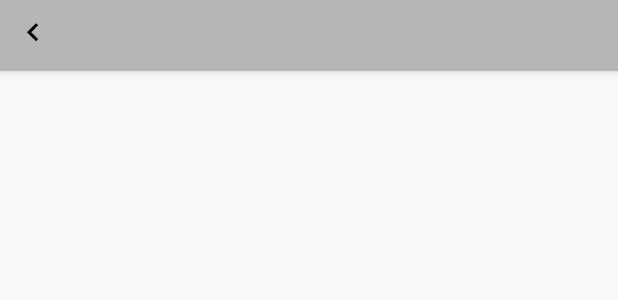
After one commit to vinayagg57/Notes, an Android app: the layout toolbar_new_activity.xml on its own in the app's theme, with its tools: preview values and no code run, on a phone screen of 412 x 824 dp. The commit adds this screen. Shown: the top 300 px of the screen. Run offline under Robolectric (Android 15) with nearby library versions, the phone set to English and light mode, and no system bars.

Commit message:
some minor changes

```diff
--- a/app/src/main/java/com/example/nitikaaggarwal/usernotes/ListActivity.java
+++ b/app/src/main/java/com/example/nitikaaggarwal/usernotes/ListActivity.java
@@ -43,7 +43,7 @@ public class ListActivity extends AppCompatActivity implements ListShowAdapter.O
                 startActivity(intent1);
             }
         });
-
+//finish();
     }
 
     @Override
@@ -57,10 +57,11 @@ public class ListActivity extends AppCompatActivity implements ListShowAdapter.O
     }
 
     private void passData(Note note) {
-        Intent intent = new Intent(this, ShowNoteActivity.class);
+        Intent intent = new Intent(this, EditNoteActivity.class);
         intent.putExtra("KEY_NOTE_TITLE", note.getTitle());
         intent.putExtra("KEY_NOTE_DESCRIPTION", note.getDescription());
         startActivityForResult(intent, REQUEST_CODE_NOTIFY_ORDER_ACTION);
+        finish();
     }
 
 
--- a/app/src/main/java/com/example/nitikaaggarwal/usernotes/ShowNoteActivity.java
+++ b/app/src/main/java/com/example/nitikaaggarwal/usernotes/ShowNoteActivity.java
@@ -37,6 +37,7 @@ Button editBtn;
                 intent.putExtra("KEY_NOTE_TITLE", title);
                 intent.putExtra("KEY_NOTE_DESCRIPTION", description);
                 startActivityForResult(intent, REQUEST_CODE_NOTIFY_ORDER_ACTION);
+                finish();
             }
         });
 
--- /dev/null
+++ b/app/src/main/res/layout/toolbar_new_activity.xml
@@ -0,0 +1,28 @@
+<?xml version="1.0" encoding="utf-8"?>
+<LinearLayout xmlns:android="http://schemas.android.com/apk/res/android"
+    android:orientation="horizontal"
+    android:layout_width="match_parent"
+    android:elevation="4dp"
+    android:background="#b6b6b6"
+    android:layout_height="wrap_content">
+<ImageView
+    android:layout_width="wrap_content"
+    android:layout_height="wrap_content"
+    android:id="@+id/back_btn_toolbar"
+    android:src="@mipmap/ic_keyboard_arrow_left_black_24dp"
+    android:padding="10dp"/>
+    <EditText
+        android:layout_width="wrap_content"
+        android:layout_height="wrap_content"
+        android:paddingTop="10dp"
+        android:paddingBottom="10dp"
+        android:paddingRight="10dp"
+        android:background="@android:color/transparent"
+        android:maxLines="1"
+        android:ellipsize="end"
+        android:textColor="#000000"
+        android:textSize="20dp"
+        android:id="@+id/editText_toolbar"
+        android:editable="false"
+        />
+</LinearLayout>
```
Also changed, not shown: app/src/main/java/com/example/nitikaaggarwal/usernotes/AddNoteActivity.java (+19 -5 lines), app/src/main/java/com/example/nitikaaggarwal/usernotes/EditNoteActivity.java (+40 -6 lines), app/src/main/res/layout/activity_edit_note.xml (+15 -11 lines), app/src/main/res/mipmap-hdpi/ic_keyboard_arrow_left_black_24dp.png (added), app/src/main/res/mipmap-mdpi/ic_keyboard_arrow_left_black_24dp.png (added), app/src/main/res/mipmap-xhdpi/ic_keyboard_arrow_left_black_24dp.png (added), app/src/main/res/mipmap-xxhdpi/ic_keyboard_arrow_left_black_24dp.png (added), app/src/main/res/mipmap-xxxhdpi/ic_keyboard_arrow_left_black_24dp.png (added).
